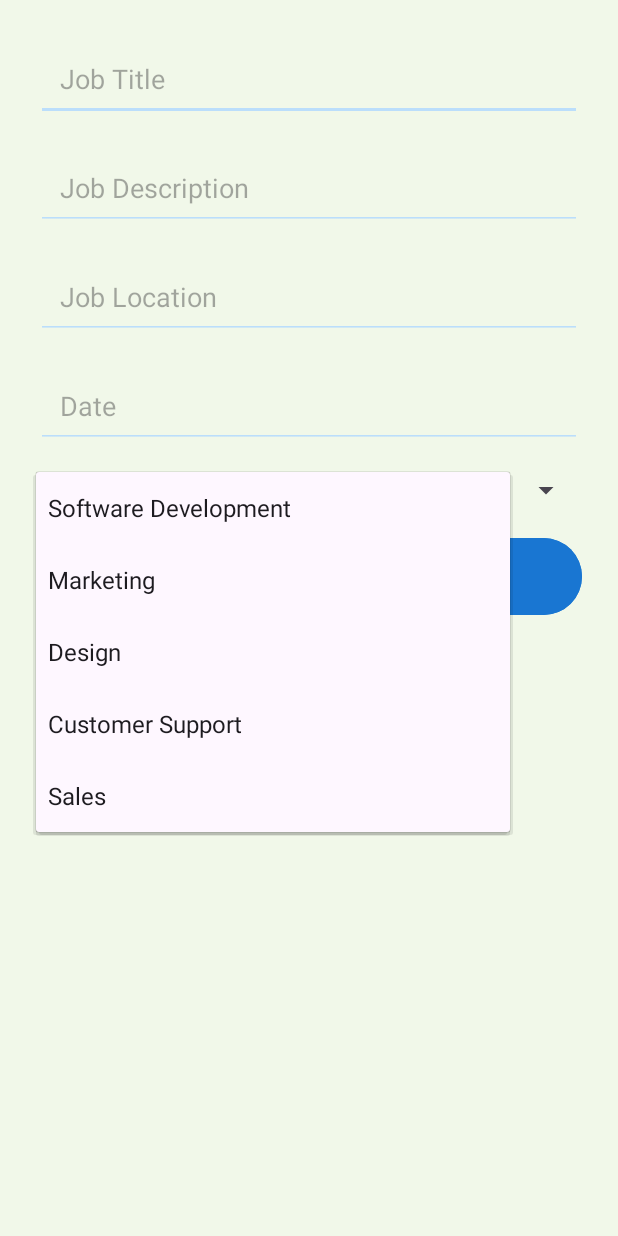
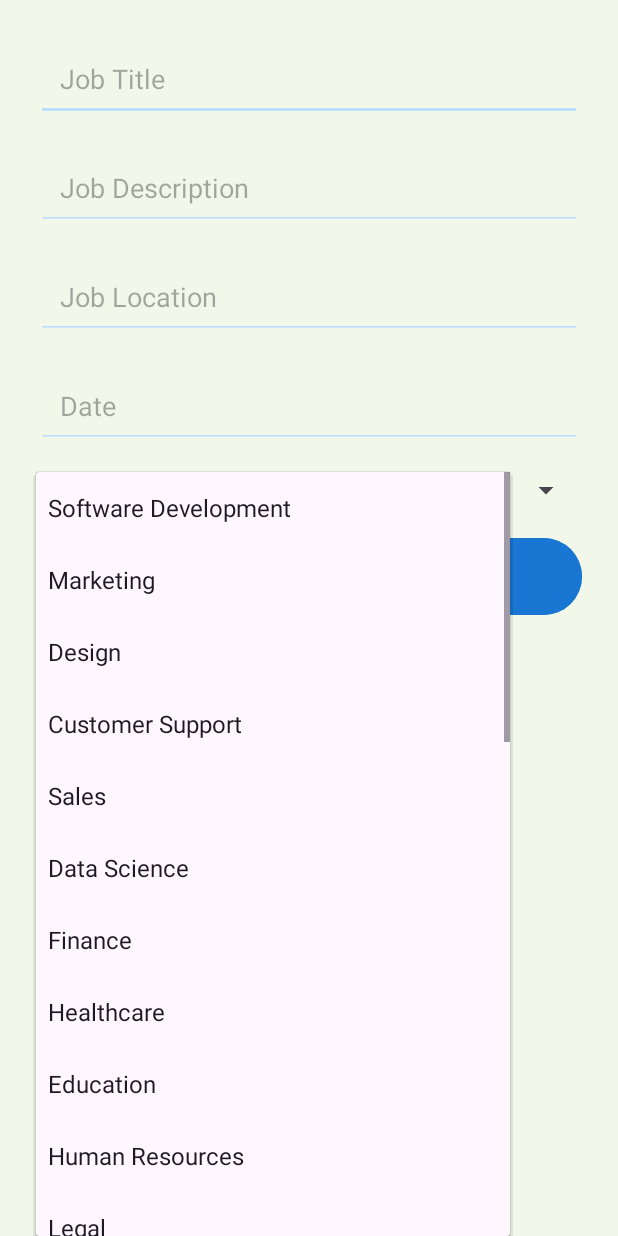
Before and after one commit to hayk548/LocalJobs, an Android app: the PostJobActivity screen opened directly, with no data from a screen before it, after a tap on "Software Development", on a phone screen of 412 x 824 dp. Run offline under Robolectric (Android 15) with nearby library versions, the phone set to English and light mode, and no system bars; our stand-ins replace Firebase (no records; nobody signed in at launch, a user with empty details on screens opened directly).

Commit message:
added categories

```diff
--- a/app/src/main/res/values/strings.xml
+++ b/app/src/main/res/values/strings.xml
@@ -7,5 +7,31 @@
         <item>Design</item>
         <item>Customer Support</item>
         <item>Sales</item>
+        <item>Data Science</item>
+        <item>Finance</item>
+        <item>Healthcare</item>
+        <item>Education</item>
+        <item>Human Resources</item>
+        <item>Legal</item>
+        <item>Engineering</item>
+        <item>IT, Networking</item>
+        <item>Project Management</item>
+        <item>Consulting</item>
+        <item>Real Estate</item>
+        <item>Manufacturing</item>
+        <item>Administrative</item>
+        <item>Operations</item>
+        <item>Transportation</item>
+        <item>Retail</item>
+        <item>Hospitality</item>
+        <item>Construction</item>
+        <item>Security</item>
+        <item>Government</item>
+        <item>Freelancing</item>
+        <item>Media, Communications</item>
+        <item>Event Management</item>
+        <item>Science, Research</item>
+        <item>Social Services</item>
     </string-array>
+
 </resources>
```
Also changed, not shown: app/src/main/res/drawable/lj_icon.png (added).
